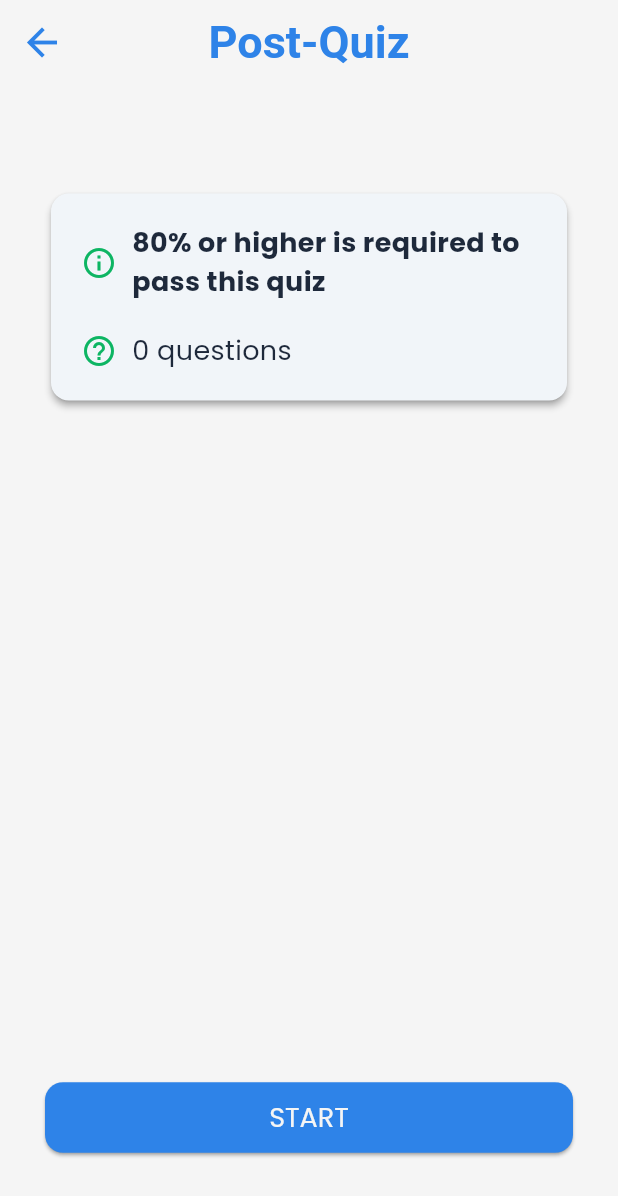
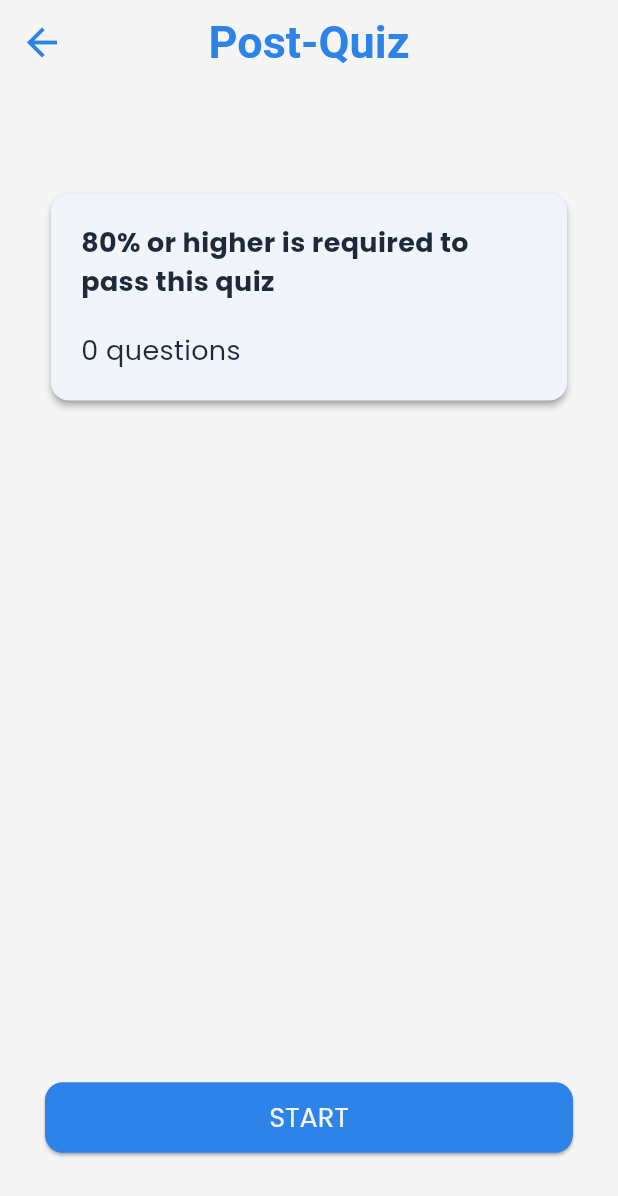
Before and after one commit to khalilFadi/safeScales-App, a Flutter app: the PostQuizScreen screen opened directly with empty values, on a phone screen of 412 x 824 dp. Shown: the top 1196 px of the screen. Run offline on Flutter 3.47's test engine with Material 3 defaults, Android fonts, the phone set to English and light mode, and no system bars; our stand-ins replace flutter_dotenv, flutter_markdown, flutter_tts, font_awesome_flutter, google_fonts, package_info_plus and 2 more; missing offline and left inert: dart:js; accounts and stored records are empty; project files that could hold a hidden picture were left out.

Commit message:
removed the ! and ? icons from the quizes

```diff
--- a/lib/ui/screens/post_quiz/post_quiz_screen.dart
+++ b/lib/ui/screens/post_quiz/post_quiz_screen.dart
@@ -433,11 +433,6 @@ class _PostQuizScreenState extends State<PostQuizScreen> {
                       SizedBox(height: 10),
                       Row(
                         children: [
-                          Icon(
-                            Icons.info_outline,
-                            color: theme.colorScheme.secondary,
-                          ),
-                          SizedBox(width: 10),
                           Expanded(
                             child: Text(
                               '${widget.questionSet.passingScore}% or higher is required to pass this quiz',
@@ -453,11 +448,6 @@ class _PostQuizScreenState extends State<PostQuizScreen> {
 
                       Row(
                         children: [
-                          Icon(
-                            Icons.help_outline,
-                            color: theme.colorScheme.secondary,
-                          ),
-                          SizedBox(width: 10),
                           Text(
                             '${widget.questionSet.questions.length} questions',
                           ),
```
Also changed, not shown: lib/ui/screens/pre_quiz/pre_quiz_screen.dart (+0 -10 lines), lib/ui/screens/review_set/review_screen.dart (+0 -10 lines).
